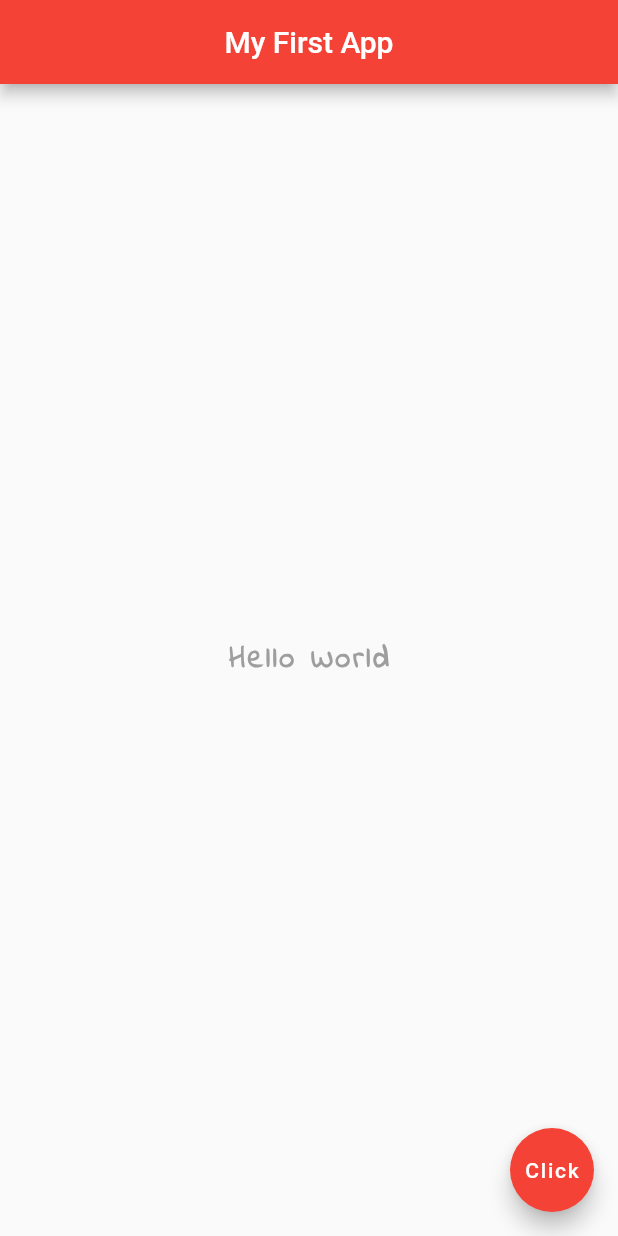
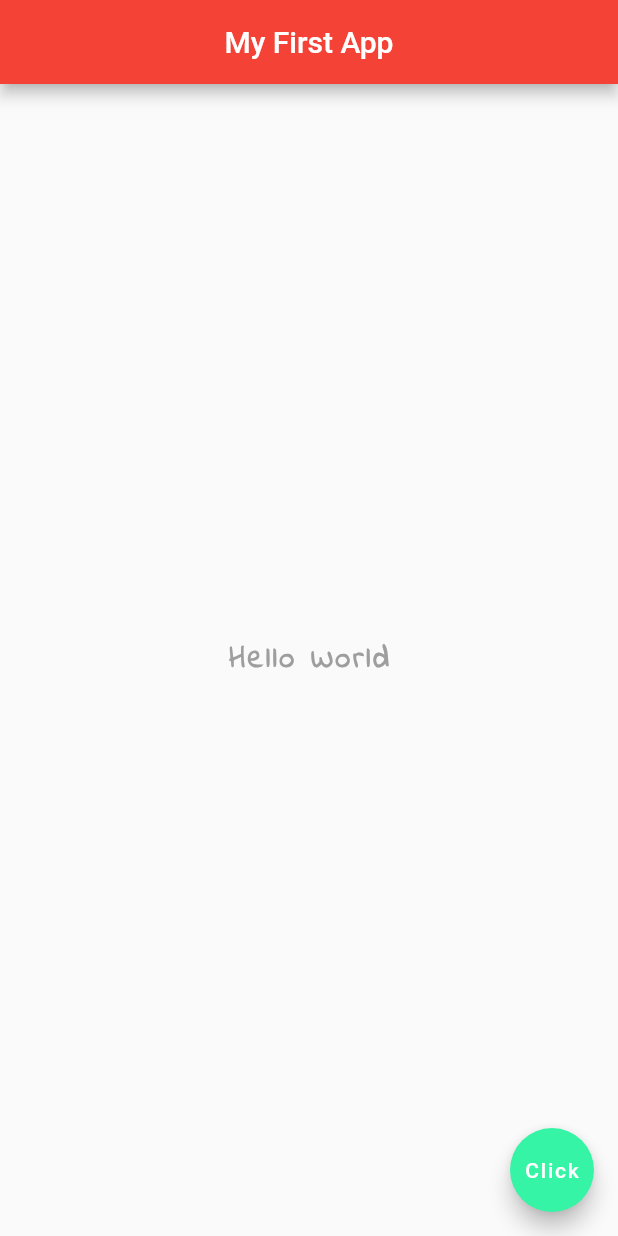
Before and after one commit to sat6362255029/FlutterMyapp, a Flutter app: the screen it shows after launch, on a phone screen of 412 x 824 dp. Run offline on Flutter 3.47's test engine with Material 2 defaults, Android fonts, the phone set to English and light mode, and no system bars.

Commit message:
floating button color changed

```diff
--- a/lib/main.dart
+++ b/lib/main.dart
@@ -26,7 +26,7 @@ class Home extends StatelessWidget {
       floatingActionButton: FloatingActionButton(
         onPressed: () {},
         child: Text('Click'),
-        backgroundColor: Colors.red,
+        backgroundColor: Color(0xFF36F4A5),
       ),
     );
   }
```
